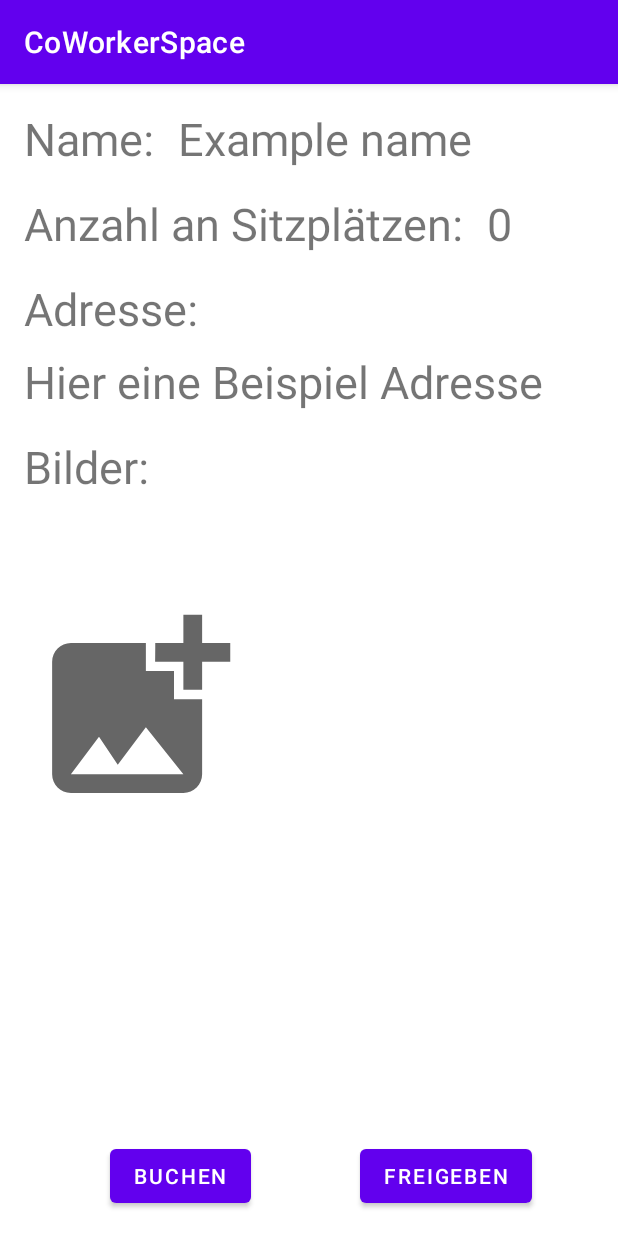
After one commit to Cargozin/NZSE, an Android app: the inforoom screen opened directly, with no data from a screen before it, on a phone screen of 412 x 824 dp. The commit adds this screen. Run offline under Robolectric (Android 15) with nearby library versions, the phone set to English and light mode, and no system bars.

Commit message:
updated ma_home, strings.xml
added info room for both parties

```diff
--- /dev/null
+++ b/app/src/main/java/com/example/cwspace/Menu/inforoom.java
@@ -0,0 +1,16 @@
+package com.example.cwspace.Menu;
+
+import androidx.appcompat.app.AppCompatActivity;
+
+import android.os.Bundle;
+
+import com.example.cwspace.R;
+
+public class inforoom extends AppCompatActivity {
+
+    @Override
+    protected void onCreate(Bundle savedInstanceState) {
+        super.onCreate(savedInstanceState);
+        setContentView(R.layout.activity_inforoom);
+    }
+}
--- /dev/null
+++ b/app/src/main/res/layout/activity_inforoom.xml
@@ -0,0 +1,118 @@
+<?xml version="1.0" encoding="utf-8"?>
+<androidx.constraintlayout.widget.ConstraintLayout xmlns:android="http://schemas.android.com/apk/res/android"
+    xmlns:app="http://schemas.android.com/apk/res-auto"
+    xmlns:tools="http://schemas.android.com/tools"
+    android:layout_width="match_parent"
+    android:layout_height="match_parent"
+    tools:context=".Menu.inforoom">
+
+    <TextView
+        android:layout_width="wrap_content"
+        android:layout_height="wrap_content"
+        android:id="@+id/showed_room_nametxt"
+        android:text="@string/nametxt"
+        android:textSize="30sp"
+        app:layout_constraintTop_toTopOf="parent"
+        app:layout_constraintStart_toStartOf="parent"
+        android:layout_marginTop="16dp"
+        android:layout_marginStart="16dp"/>
+
+    <TextView
+        android:layout_width="wrap_content"
+        android:layout_height="wrap_content"
+        android:id="@+id/showed_room_name"
+        android:text="Example name"
+        android:textSize="30sp"
+        app:layout_constraintTop_toTopOf="parent"
+        app:layout_constraintStart_toEndOf="@id/showed_room_nametxt"
+        android:layout_marginTop="16dp"
+        android:layout_marginStart="16dp" />
+
+    <TextView
+        android:layout_width="wrap_content"
+        android:layout_height="wrap_content"
+        android:id="@+id/showed_room_numSeatstxt"
+        android:text="@string/numSeatsTxt"
+        android:textSize="30sp"
+        app:layout_constraintTop_toBottomOf="@id/showed_room_nametxt"
+        app:layout_constraintStart_toStartOf="parent"
+        android:layout_marginTop="16dp"
+        android:layout_marginStart="16dp"/>
+
+    <TextView
+        android:layout_width="wrap_content"
+        android:layout_height="wrap_content"
+        android:id="@+id/showed_room_numSearts"
+        android:text="0"
+        android:textSize="30sp"
+        app:layout_constraintTop_toBottomOf="@id/showed_room_name"
+        app:layout_constraintStart_toEndOf="@id/showed_room_numSeatstxt"
+        android:layout_marginTop="16dp"
+        android:layout_marginStart="16dp"/>
+
+    <TextView
+        android:layout_width="wrap_content"
+        android:layout_height="wrap_content"
+        android:id="@+id/showed_room_adresstxt"
+        android:text="@string/adresstxt"
+        android:textSize="30sp"
+        app:layout_constraintTop_toBottomOf="@id/showed_room_numSeatstxt"
+        app:layout_constraintStart_toStartOf="parent"
+        android:layout_marginTop="16dp"
+        android:layout_marginStart="16dp"/>
+
+    <TextView
+        android:layout_width="wrap_content"
+        android:layout_height="wrap_content"
+        android:id="@+id/showed_room_adress"
+        android:text="Hier eine Beispiel Adresse"
+        android:textSize="30sp"
+        app:layout_constraintTop_toBottomOf="@id/showed_room_adresstxt"
+        app:layout_constraintStart_toStartOf="parent"
+        android:layout_marginTop="8dp"
+        android:layout_marginStart="16dp"/>
+
+    <TextView
+        android:layout_width="wrap_content"
+        android:layout_height="wrap_content"
+        android:id="@+id/showed_room_imagestxt"
+        android:text="@string/imagestxt"
+        android:textSize="30sp"
+        app:layout_constraintTop_toBottomOf="@id/showed_room_adress"
+        app:layout_constraintStart_toStartOf="parent"
+        android:layout_marginTop="16dp"
+        android:layout_marginStart="16dp"/>
+
+    <ImageView
+        android:layout_width="150dp"
+        android:layout_height="250dp"
+        android:id="@+id/showed_room_images"
+        android:src="@drawable/ic_baseline_add_photo_alternate_24"
+        app:layout_constraintTop_toBottomOf="@id/showed_room_imagestxt"
+        app:layout_constraintStart_toStartOf="parent"
+        android:layout_marginTop="16dp"
+        android:layout_marginStart="16dp"/>
+
+    <Button
+        android:layout_width="wrap_content"
+        android:layout_height="wrap_content"
+        android:id="@+id/showed_room_booking"
+        android:text="@string/bookingtxt"
+        app:layout_constraintBottom_toBottomOf="parent"
+        app:layout_constraintStart_toStartOf="parent"
+        app:layout_constraintEnd_toStartOf="@id/showed_room_unbook"
+        android:layout_marginStart="16dp"
+        android:layout_marginBottom="16dp"/>
+
+    <Button
+        android:layout_width="wrap_content"
+        android:layout_height="wrap_content"
+        android:id="@+id/showed_room_unbook"
+        android:text="@string/unbooktxt"
+        app:layout_constraintBottom_toBottomOf="parent"
+        app:layout_constraintStart_toEndOf="@id/showed_room_booking"
+        app:layout_constraintEnd_toEndOf="parent"
+        android:layout_marginStart="16dp"
+        android:layout_marginBottom="16dp"/>
+
+</androidx.constraintlayout.widget.ConstraintLayout>
--- a/app/src/main/res/layout/item_recycler_view.xml
+++ b/app/src/main/res/layout/item_recycler_view.xml
@@ -3,7 +3,8 @@
     xmlns:android="http://schemas.android.com/apk/res/android"
     android:layout_width="match_parent"
     android:layout_height="wrap_content"
-    xmlns:app="http://schemas.android.com/apk/res-auto">
+    xmlns:app="http://schemas.android.com/apk/res-auto"
+    android:layout_marginTop="20dp">
 
     <TextView
         android:layout_width="wrap_content"
--- a/app/src/main/res/values/strings.xml
+++ b/app/src/main/res/values/strings.xml
@@ -10,10 +10,17 @@
 
     <string name="allrooms">Alle Räume</string>
 
-    <string name="numSeatsTxt">Nummer an Sitzen</string>
-    <string name="nametxt">Name</string>
+    <string name="numSeatsTxt">Anzahl an Sitzplätzen:</string>
+    <string name="nametxt">Name:</string>
     <string name="save">Save</string>
     <string name="booked_rooms">Gebuchte Räume</string>
     <string name="favorites">Favoriten</string>
+    <string name="offered_roomstxt">Angebotene Räume</string>
+    <string name="adresstxt">Adresse:</string>
+    <string name="imagestxt">Bilder:</string>
+    <string name="bookingtxt">Buchen</string>
+    <string name="unbooktxt">Freigeben</string>
+    <string name="edittxt">Bearbeiten</string>
+    <string name="deletetxt">Löschen</string>
 
 </resources>
```
Also changed, not shown: app/src/main/AndroidManifest.xml (+9 -10 lines), app/src/main/java/com/example/cwspace/Menu/ma_inforoom.java (added, +16 -0 lines), app/src/main/res/layout/activity_ma_inforoom.xml (added, +119 -0 lines), app/src/main/res/layout/fragment_ma_home.xml (+25 -4 lines), 1 other file.
